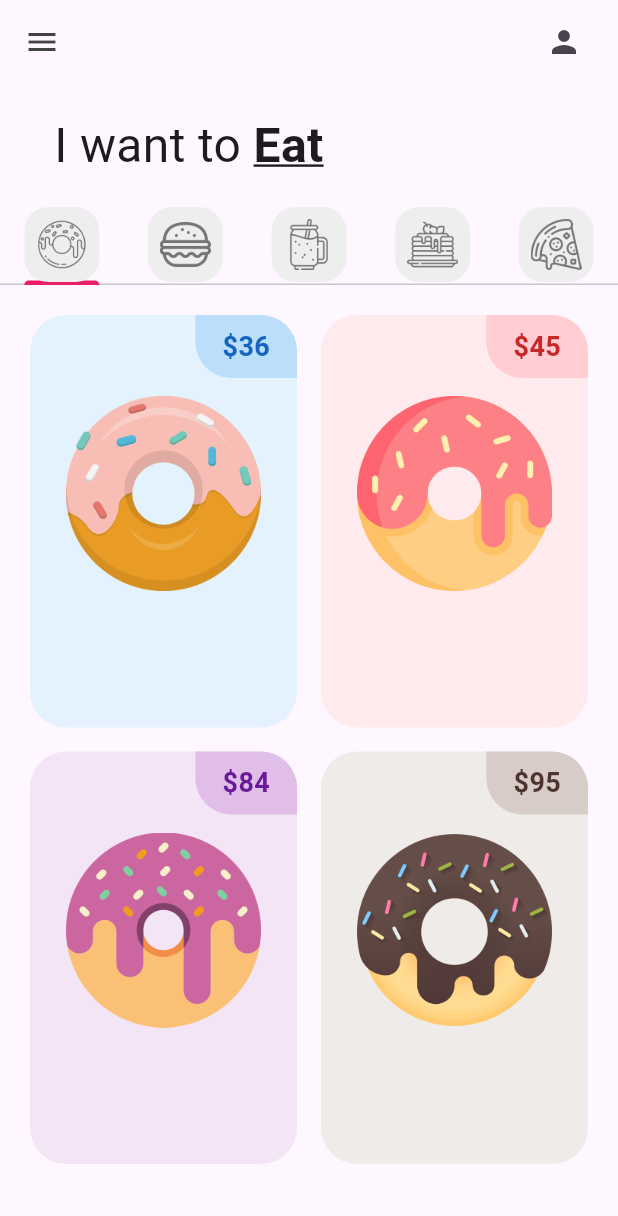
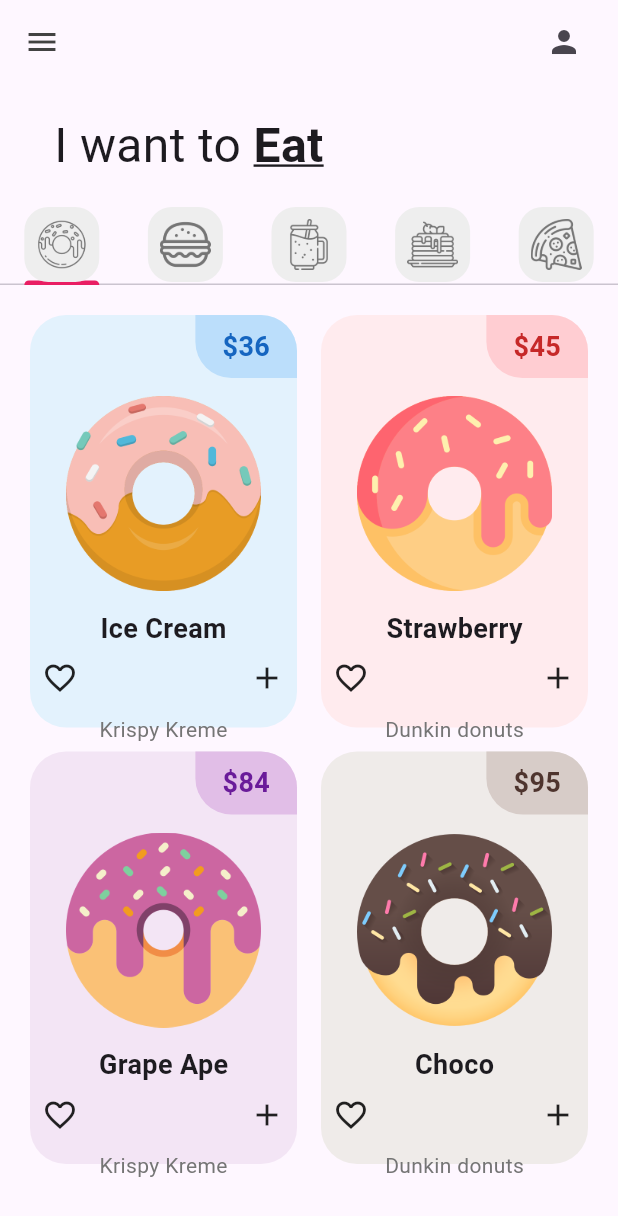
Before and after one commit to iJvpiter/donut_app_2a_martinez, a Flutter app: the screen it shows after launch, on a phone screen of 412 x 824 dp. Shown: the top 1216 px of the screen. Run offline on Flutter 3.47's test engine with Material 3 defaults, Android fonts, the phone set to English and light mode, and no system bars.

Commit message:
donut_tile finished

```diff
--- a/lib/tabs/donut_tab.dart
+++ b/lib/tabs/donut_tab.dart
@@ -4,11 +4,35 @@
 class DonutTab extends StatelessWidget {
   // Lista de donas
   final List donutsOnSale = [
-    // [ donutFlavor, donutPrice, donutColor, imageName ]
-    ["Ice Cream", "36", Colors.blue, "lib/images/icecream_donut.png"],
-    ["Strawberry", "45", Colors.red, "lib/images/strawberry_donut.png"],
-    ["Grape Ape", "84", Colors.purple, "lib/images/grape_donut.png"],
-    ["Choco", "95", Colors.brown, "lib/images/chocolate_donut.png"],
+    // [ donutFlavor, donutStore, donutPrice,  donutColor, imageName ]
+    [
+      "Ice Cream",
+      "Krispy Kreme",
+      "36",
+      Colors.blue,
+      "lib/images/icecream_donut.png"
+    ],
+    [
+      "Strawberry",
+      "Dunkin donuts",
+      "45",
+      Colors.red,
+      "lib/images/strawberry_donut.png"
+    ],
+    [
+      "Grape Ape",
+      "Krispy Kreme",
+      "84",
+      Colors.purple,
+      "lib/images/grape_donut.png"
+    ],
+    [
+      "Choco",
+      "Dunkin donuts",
+      "95",
+      Colors.brown,
+      "lib/images/chocolate_donut.png"
+    ],
   ];
   DonutTab({super.key});
 
@@ -28,9 +52,10 @@
           // Elemento individual de una cuadrícula (Tile)
           return DonutTile(
             donutFlavor: donutsOnSale[index][0],
-            donutPrice: donutsOnSale[index][1],
-            donutColor: donutsOnSale[index][2],
-            imageName: donutsOnSale[index][3],
+            donutStore: donutsOnSale[index][1],
+            donutPrice: donutsOnSale[index][2],
+            donutColor: donutsOnSale[index][3],
+            imageName: donutsOnSale[index][4],
           );
         });
   }
--- a/lib/utils/donut_tile.dart
+++ b/lib/utils/donut_tile.dart
@@ -6,6 +6,7 @@
   final dynamic
       donutColor; //dynamic porque será de tipo Color y también usará []
   final String imageName;
+  final String donutStore;
 
   const DonutTile({
     super.key,
@@ -13,6 +14,7 @@
     required this.donutPrice,
     required this.donutColor,
     required this.imageName,
+    required this.donutStore,
   });
 
   @override
@@ -44,7 +46,7 @@
                         fontSize: 18,
                         color: donutColor[800]),
                   ),
-                )
+                ),
               ],
             ),
 
@@ -53,11 +55,30 @@
               padding:
                   const EdgeInsets.symmetric(horizontal: 24.0, vertical: 12),
               child: Image.asset(imageName),
-            )
+            ),
 
             //Donut Flavor
+            Text(donutFlavor,
+                style:
+                    const TextStyle(fontWeight: FontWeight.bold, fontSize: 18)),
 
             //Love icon + add buton
+            //Corazon abajo a la izquierda y un carrito de compras a la derecha
+            Padding(
+              padding: const EdgeInsets.all(8.0),
+              child: Row(
+                mainAxisAlignment: MainAxisAlignment.spaceBetween, //Alineación
+                children: [
+                  Icon(Icons.favorite_border),
+                  Icon(Icons.add),
+                ],
+              ),
+            ),
+            // Espaciado entre textos
+            const SizedBox(
+              height: 4,
+            ),
+            Text(donutStore, style: TextStyle(color: Colors.grey[600])),
           ],
         ),
       ),
```
